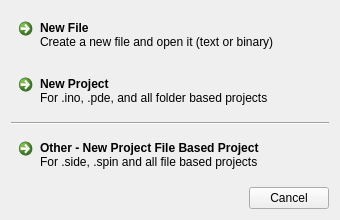
This is newfileorprojectdialog.ui in omniacreator/omniacreator-plugin as Qt 5 draws it before an edit. The edited form follows.
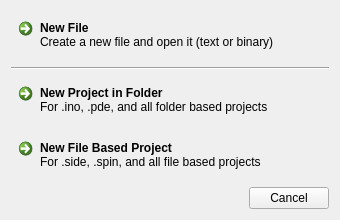
This is the edited form.

```diff
--- a/newfileorprojectdialog.ui
+++ b/newfileorprojectdialog.ui
@@ -34,29 +34,29 @@
     </widget>
    </item>
    <item row="1" column="0">
-    <widget class="QCommandLinkButton" name="newProjectButton">
-     <property name="text">
-      <string>New Project</string>
-     </property>
-     <property name="description">
-      <string>For .ino, .pde, and all folder based projects</string>
-     </property>
-    </widget>
-   </item>
-   <item row="2" column="0">
     <widget class="Line" name="line">
      <property name="orientation">
       <enum>Qt::Horizontal</enum>
      </property>
     </widget>
    </item>
+   <item row="2" column="0">
+    <widget class="QCommandLinkButton" name="newProjectButton">
+     <property name="text">
+      <string>New Project in Folder</string>
+     </property>
+     <property name="description">
+      <string>For .ino, .pde, and all folder based projects</string>
+     </property>
+    </widget>
+   </item>
    <item row="3" column="0">
     <widget class="QCommandLinkButton" name="newProjectFileButton">
      <property name="text">
-      <string>Other - New Project File Based Project</string>
+      <string>New File Based Project</string>
      </property>
      <property name="description">
-      <string>For .side, .spin and all file based projects</string>
+      <string>For .side, .spin, and all file based projects</string>
      </property>
     </widget>
    </item>
```
